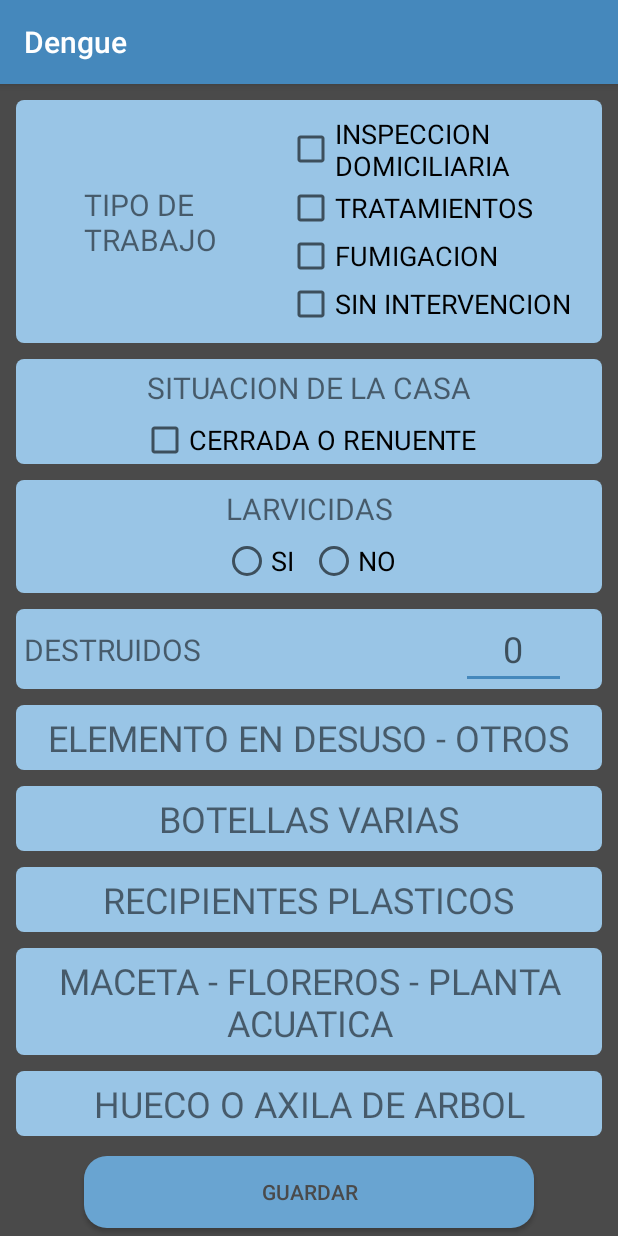
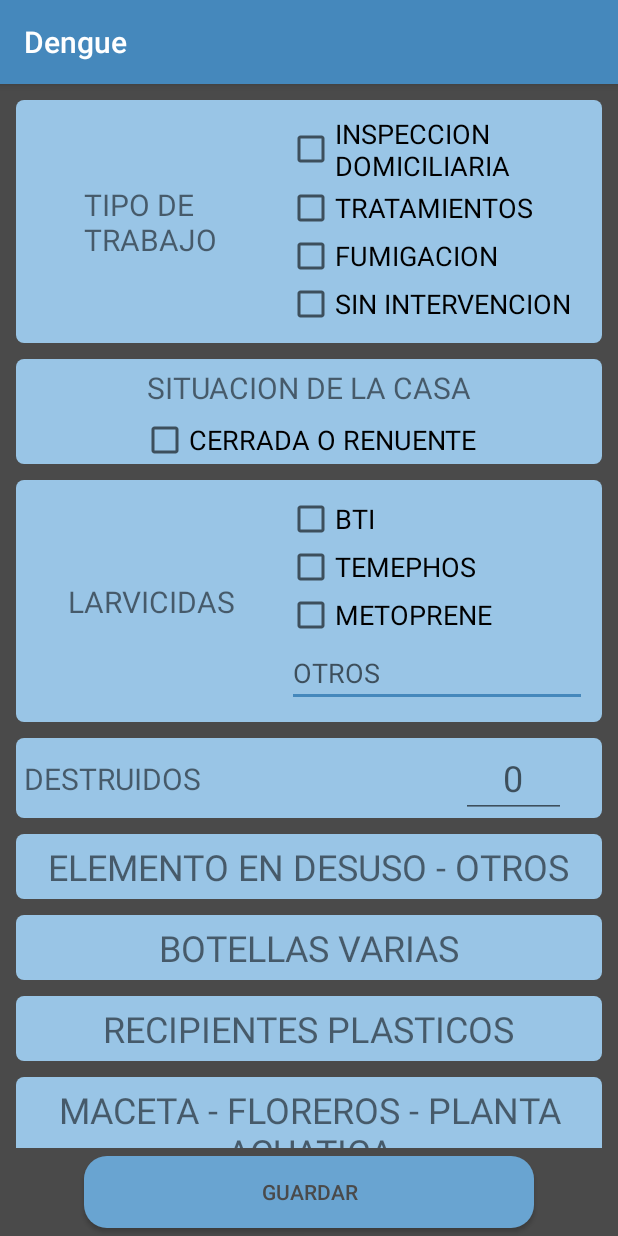
Before and after one commit to ernestosa95/RelevAr, an Android app: the Dengue screen opened directly, with no data from a screen before it, after a tap on "GUARDAR", on a phone screen of 412 x 824 dp. Run offline under Robolectric (Android 15) with nearby library versions, the phone set to English and light mode, and no system bars.

Commit message:
agregado los tipos de larvicidas

```diff
--- a/app/src/main/java/com/example/relevar/Dengue.java
+++ b/app/src/main/java/com/example/relevar/Dengue.java
@@ -20,6 +20,7 @@ import android.widget.RadioButton;
 import android.widget.TextView;
 import android.widget.Toast;
 
+import static com.example.relevar.R.drawable.abc_ic_menu_copy_mtrl_am_alpha;
 import static com.example.relevar.R.drawable.cuadrado_verde;
 
 public class Dengue extends AppCompatActivity {
@@ -31,9 +32,10 @@ public class Dengue extends AppCompatActivity {
     ObjetoFamilia datosDengue = new ObjetoFamilia(null);
 
     CheckBox Inspeccion, Tratamientos, Fumigacion, sinIntervencion, cerrada;
+    CheckBox BTI, temephos, metoprene;
     EditText destruidos;
     RadioButton siLarvicida, noLarvicida;
-
+    EditText edtOtroLArvicida;
     @Override
     protected void onCreate(Bundle savedInstanceState) {
         super.onCreate(savedInstanceState);
@@ -99,19 +101,31 @@ public class Dengue extends AppCompatActivity {
                 sinIntervencion.setChecked(true);
             }
         }
-
+        edtOtroLArvicida = findViewById(R.id.OTROLARVICIDA);
         destruidos = findViewById(R.id.EDTDESTRUIDOS);
         if(!datosDengue.Destruidos.equals("0")){
             destruidos.setText(datosDengue.Destruidos);
         }
 
-        siLarvicida = findViewById(R.id.SILARVICIDA);
-        noLarvicida = findViewById(R.id.NOLARVICIDA);
-        if(datosDengue.Larvicida.equals("SI")){
-            siLarvicida.setChecked(true);
+        metoprene = findViewById(R.id.METOPRENE);
+        BTI = findViewById(R.id.BTI);
+        temephos = findViewById(R.id.TEMEPHOS);
+
+        String[] tipoLarvicida = datosDengue.Larvicida.split(",");
+        for(int i=0; i<tipoLarvicida.length; i++){
+            if(tipoLarvicida[i].equals(metoprene.getText().toString())){
+                metoprene.setChecked(true);
+            }
+            if(tipoLarvicida[i].equals(BTI.getText().toString())){
+                BTI.setChecked(true);
+            }
+            if(tipoLarvicida[i].equals(temephos.getText().toString())){
+                temephos.setChecked(true);
+            }
         }
-        if(datosDengue.Larvicida.equals("NO")){
-            noLarvicida.setChecked(true);
+
+        if(!metoprene.isChecked() && !BTI.isChecked() && !temephos.isChecked() && datosDengue.Larvicida.length()!=0){
+            edtOtroLArvicida.setText(datosDengue.Larvicida);
         }
 
         cerrada = findViewById(R.id.CERRADA);
@@ -684,8 +698,33 @@ public class Dengue extends AppCompatActivity {
             } else {
                 tipoTrabajo+=",FUMIGACION";}}
         if (sinIntervencion.isChecked()){tipoTrabajo="-";}
+        datosDengue.TipoTrabajo = tipoTrabajo;
 
-        datosDengue.TipoTrabajo = tipoTrabajo;
+        String tipoLarvicida = "";
+        if (metoprene.isChecked()){
+            if (tipoLarvicida==""){
+                tipoLarvicida=metoprene.getText().toString();
+            } else {
+                tipoLarvicida+=","+metoprene.getText().toString();}}
+        if (BTI.isChecked()){
+            if (tipoLarvicida==""){
+                tipoLarvicida=BTI.getText().toString();
+            } else {
+                tipoLarvicida+=","+BTI.getText().toString();}}
+        if (temephos.isChecked()){
+            if (tipoLarvicida==""){
+                tipoLarvicida=temephos.getText().toString();
+            } else {
+                tipoLarvicida+=","+temephos.getText().toString();}}
+        if(edtOtroLArvicida.getText().toString().length()!=0){
+            if (tipoLarvicida==""){
+                tipoLarvicida=edtOtroLArvicida.getText().toString();
+            } else {
+                tipoLarvicida+=","+edtOtroLArvicida.getText().toString();}
+        }
+
+        datosDengue.Larvicida = tipoLarvicida;
+
 
         datosDengue.TotalTratados = Integer.toString(tratadosTotal);
         datosDengue.TotalIspeccionado = Integer.toString(inspeccionadosTotal);
@@ -695,8 +734,6 @@ public class Dengue extends AppCompatActivity {
         datosDengue.Destruidos = destruidos.getText().toString();}
         else {datosDengue.Destruidos="0";}
 
-        if(siLarvicida.isChecked()){datosDengue.Larvicida = "SI";}
-        if(noLarvicida.isChecked()){datosDengue.Larvicida = "NO";}
 
         if(datosDengue.TipoTrabajo.length()!=0){
         Intent Modif1= new Intent (this, Familia.class);
--- a/app/src/main/res/layout/alert_dengue.xml
+++ b/app/src/main/res/layout/alert_dengue.xml
@@ -135,6 +135,50 @@
                 android:layout_margin="5dp"
                 android:background="@drawable/edit_text_1">
 
+                <LinearLayout
+                    android:id="@+id/OPCIONESLARVICIDA"
+                    android:layout_width="wrap_content"
+                    android:layout_height="wrap_content"
+                    android:layout_margin="10dp"
+                    android:orientation="vertical"
+                    app:layout_constraintBottom_toBottomOf="parent"
+                    app:layout_constraintEnd_toEndOf="parent"
+                    app:layout_constraintTop_toTopOf="parent">
+
+                    <CheckBox
+                        android:id="@+id/BTI"
+                        android:layout_width="200dp"
+                        android:layout_height="wrap_content"
+                        android:layout_weight="1"
+                        android:text="@string/bti"
+                        android:textSize="18sp" />
+
+                    <CheckBox
+                        android:id="@+id/TEMEPHOS"
+                        android:layout_width="match_parent"
+                        android:layout_height="wrap_content"
+                        android:layout_weight="1"
+                        android:text="@string/temephos"
+                        android:textSize="18sp" />
+
+                    <CheckBox
+                        android:id="@+id/METOPRENE"
+                        android:layout_width="match_parent"
+                        android:layout_height="wrap_content"
+                        android:layout_weight="1"
+                        android:text="@string/metoprene"
+                        android:textSize="18sp" />
+
+                    <EditText
+                        android:id="@+id/OTROLARVICIDA"
+                        android:layout_width="match_parent"
+                        android:layout_height="wrap_content"
+                        android:layout_weight="1"
+                        android:hint="@string/otros"
+                        android:textSize="18sp" />
+
+                </LinearLayout>
+
                 <TextView
                     android:id="@+id/TXTLARVICIDA"
                     android:layout_width="wrap_content"
@@ -142,35 +186,10 @@
                     android:layout_margin="5dp"
                     android:text="@string/larvicidas"
                     android:textSize="20sp"
-                    app:layout_constraintEnd_toEndOf="parent"
+                    app:layout_constraintBottom_toBottomOf="parent"
+                    app:layout_constraintEnd_toStartOf="@+id/OPCIONESLARVICIDA"
                     app:layout_constraintStart_toStartOf="parent"
                     app:layout_constraintTop_toTopOf="parent" />
-
-                <RadioGroup
-                    android:layout_width="wrap_content"
-                    android:layout_height="wrap_content"
-                    android:orientation="horizontal"
-                    app:layout_constraintBottom_toBottomOf="parent"
-                    app:layout_constraintEnd_toEndOf="parent"
-                    app:layout_constraintStart_toStartOf="parent"
-                    app:layout_constraintTop_toBottomOf="@+id/TXTLARVICIDA">
-
-                    <RadioButton
-                        android:id="@+id/SILARVICIDA"
-                        android:layout_width="match_parent"
-                        android:layout_height="wrap_content"
-                        android:layout_margin="5dp"
-                        android:text="@string/si"
-                        android:textSize="18sp" />
-
-                    <RadioButton
-                        android:id="@+id/NOLARVICIDA"
-                        android:layout_width="match_parent"
-                        android:layout_height="wrap_content"
-                        android:layout_margin="5dp"
-                        android:text="@string/no"
-                        android:textSize="18sp" />
-                </RadioGroup>
 
             </androidx.constraintlayout.widget.ConstraintLayout>
 
--- a/app/src/main/res/values/strings.xml
+++ b/app/src/main/res/values/strings.xml
@@ -225,4 +225,8 @@
     <string name="vivienda_deshabitada" translatable="false">DESHABITADA</string>
     <string name="vivienda_renuente" translatable="false">RENUENTE</string>
 
+    <string name="bti" translatable="false">BTI</string>
+    <string name="temephos" translatable="false">TEMEPHOS</string>
+    <string name="metoprene" translatable="false">METOPRENE</string>
+
 </resources>
```
